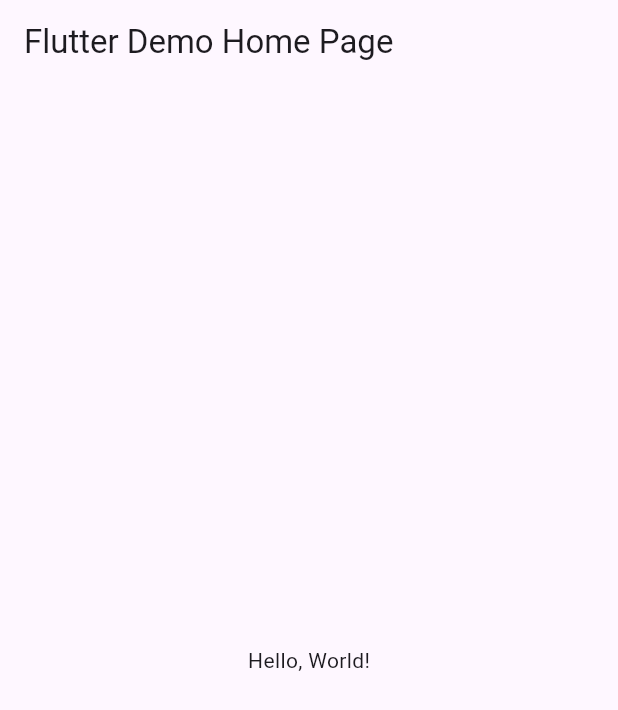
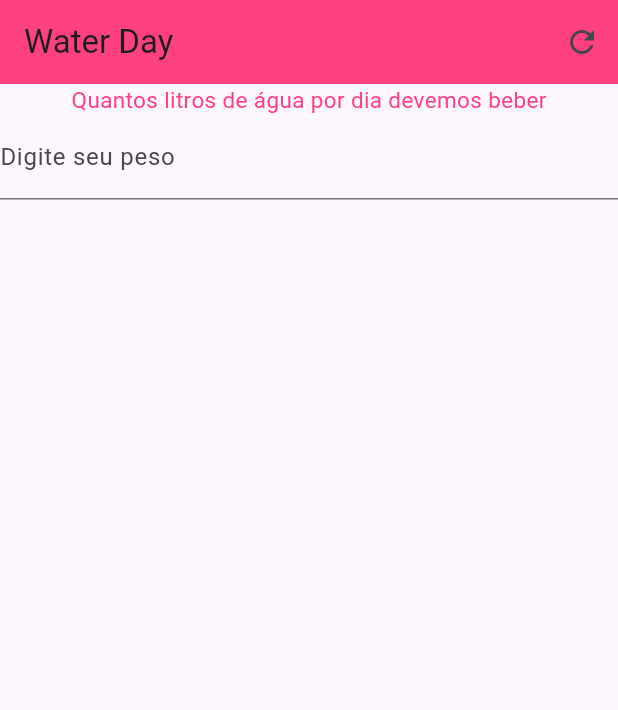
Before and after one commit to Debsmmaia/Controle_agua_diaria, a Flutter app: the screen it shows after launch, on a phone screen of 412 x 824 dp. Shown: the top 710 px of the screen. Run offline on Flutter 3.47's test engine with Material 3 defaults, Android fonts, the phone set to English and light mode, and no system bars.

Commit message:
Criação página principal

```diff
--- a/lib/main.dart
+++ b/lib/main.dart
@@ -1,42 +1,47 @@
-import 'package:flutter/material.dart';
+import "package:flutter/material.dart";
 
-void main() => runApp(MyApp());
-
-class MyApp extends StatelessWidget {
-  const MyApp({super.key});
-  // This widget is the root of your application.
-  @override
-  Widget build(BuildContext context) {
-    return MaterialApp(
-      // Application name
-      title: 'Flutter Hello World',
-      // Application theme data, you can set the colors for the application as
-      // you want
-      theme: ThemeData(
-        // useMaterial3: false,
-        primarySwatch: Colors.blue,
-      ),
-      // A widget which will be started on application startup
-      home: MyHomePage(title: 'Flutter Demo Home Page'),
-    );
-  }
+void main() {
+  runApp(MaterialApp(
+    debugShowCheckedModeBanner: false,
+    home: Home(),
+  ));
 }
 
-class MyHomePage extends StatelessWidget {
-  final String title;
-  const MyHomePage({super.key, required this.title});
+class Home extends StatefulWidget {
+  const Home({Key? key}) : super(key: key);
 
+  @override
+  State<Home> createState() => _Home2State();
+}
+
+class _Home2State extends State<Home> {
   @override
   Widget build(BuildContext context) {
     return Scaffold(
       appBar: AppBar(
-        // The title text which will be shown on the action bar
-        title: Text(title),
+        backgroundColor: Colors.pinkAccent,
+        title: Text("Water Day"),
+        actions: [IconButton(onPressed: () {}, icon: Icon(Icons.refresh))],
       ),
-      body: Center(
-        child: Text(
-          'Hello, World!',
-        ),
+      body: Column(
+        children: [
+          Text(
+            "Quantos litros de água por dia devemos beber",
+            style: TextStyle(
+              color: Colors.pinkAccent,
+              fontSize: 15,
+            ),
+            textAlign: TextAlign.justify,
+          ),
+          Form(
+            child: TextFormField(
+              keyboardType: TextInputType.number,
+              decoration: InputDecoration(
+                labelText: "Digite seu peso",
+              ),
+            ),
+          ),
+        ],
       ),
     );
   }
```
